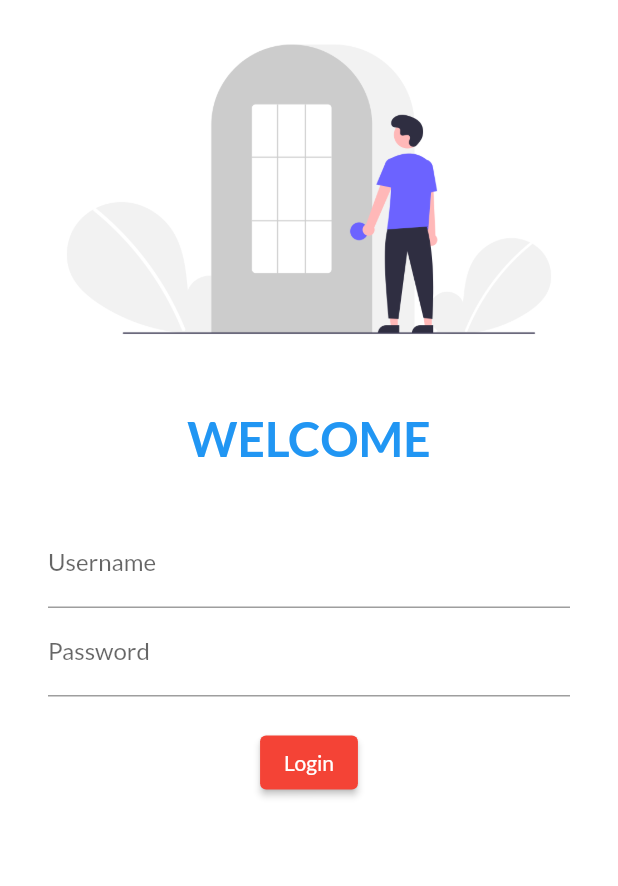
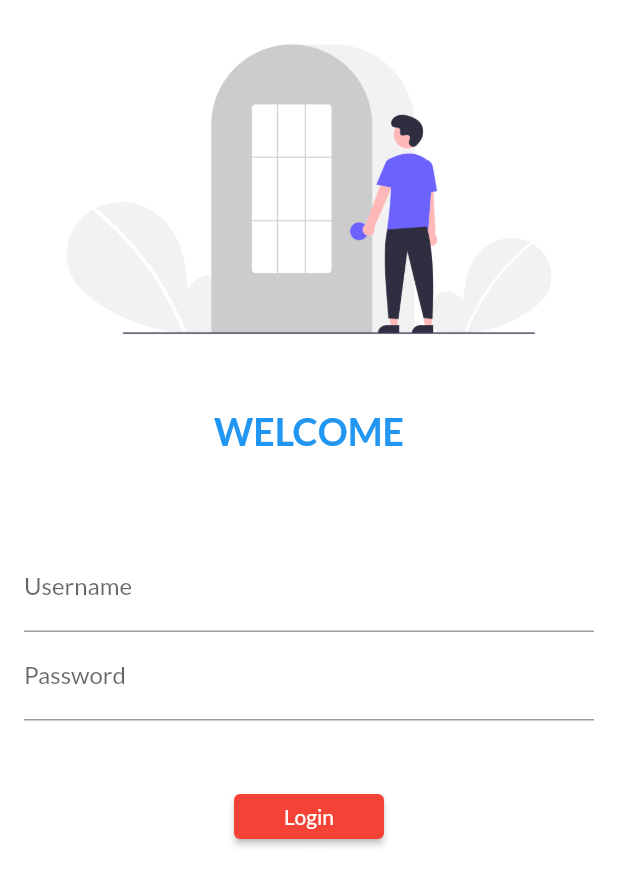
Before and after one commit to VARITHSA/flutter_ecommerce, a Flutter app: the screen it shows after launch, on a phone screen of 412 x 824 dp. Shown: the top 886 px of the screen. Run offline on Flutter 3.47's test engine with Material 2 defaults, Android fonts, the phone set to English and light mode, and no system bars; our stand-ins replace google_fonts.

```diff
--- a/lib/main.dart
+++ b/lib/main.dart
@@ -1,8 +1,8 @@
-
 import 'package:flutter/material.dart';
 import 'package:google_fonts/google_fonts.dart';
 import 'package:intro/pages/home_page.dart';
 import 'package:intro/pages/login_page.dart';
+import 'package:intro/utils/routes.dart';
 
 void main() {
   runApp(const MyApp());
@@ -16,19 +16,18 @@ class MyApp extends StatelessWidget {
     return MaterialApp(
       themeMode: ThemeMode.light,
       theme: ThemeData(
-        primarySwatch: Colors.red,
-        fontFamily: GoogleFonts.lato().fontFamily,
-        primaryTextTheme: GoogleFonts.latoTextTheme()),
+          primarySwatch: Colors.red,
+          fontFamily: GoogleFonts.lato().fontFamily,
+          primaryTextTheme: GoogleFonts.latoTextTheme()),
       darkTheme: ThemeData(
         brightness: Brightness.dark,
       ),
-     initialRoute : "/login",
-      routes:{
-       "/login" :(context) =>  LoginPage(),
-       "/":(context) => LoginPage(),
-       "/home" :(context) => HomePage()
-      } ,
+      initialRoute: "/login",
+      routes: {
+        MyRoutes.loginRoute: (context) => LoginPage(),
+        "/": (context) => LoginPage(),
+        MyRoutes.homeRoute: (context) => HomePage()
+      },
     );
-
   }
 }
--- a/lib/pages/login_page.dart
+++ b/lib/pages/login_page.dart
@@ -1,11 +1,14 @@
 import 'package:flutter/cupertino.dart';
 import 'package:flutter/material.dart';
+import 'package:intro/utils/routes.dart';
 
 class LoginPage extends StatelessWidget {
   @override
   Widget build(BuildContext context) {
     return Material(
       color: Colors.white,
+      child : SingleChildScrollView(
+
       child: Column(
         children: [
           Image.asset(
@@ -18,14 +21,14 @@ class LoginPage extends StatelessWidget {
           const Text(
             "WELCOME",
             style: TextStyle(
-                fontSize: 32, fontWeight: FontWeight.bold, color: Colors.blue),
+                fontSize: 25, fontWeight: FontWeight.bold, color: Colors.blue),
           ),
           const SizedBox(
             height: 20.0,
           ),
           Padding(
             padding:
-                const EdgeInsets.symmetric(vertical: 16.0, horizontal: 32.0),
+                const EdgeInsets.symmetric(vertical: 40.0, horizontal: 16.0),
             child: Column(
               children: [
                 TextFormField(
@@ -42,13 +45,14 @@ class LoginPage extends StatelessWidget {
                   ),
                 ),
                 const SizedBox(
-                  height: 20.0,
+                  height: 40.0,
                 ),
                 ElevatedButton(
                   child: const Text("Login"),
-                  style: TextButton.styleFrom(),
+                  style: TextButton.styleFrom(
+                    minimumSize: Size(100,30)),
                   onPressed: () {
-                    print("hi srivathsa");
+                    Navigator.pushNamed(context, MyRoutes.homeRoute);
                   },
                 ),
               ],
@@ -56,6 +60,7 @@ class LoginPage extends StatelessWidget {
           )
         ],
       ),
+    ),
     );
   }
 }
--- /dev/null
+++ b/lib/utils/routes.dart
@@ -0,0 +1,4 @@
+class MyRoutes {
+  static String loginRoute = "/login";
+  static String homeRoute = "/home";
+}
```
Also changed, not shown: pubspec.lock, 1 other file.
